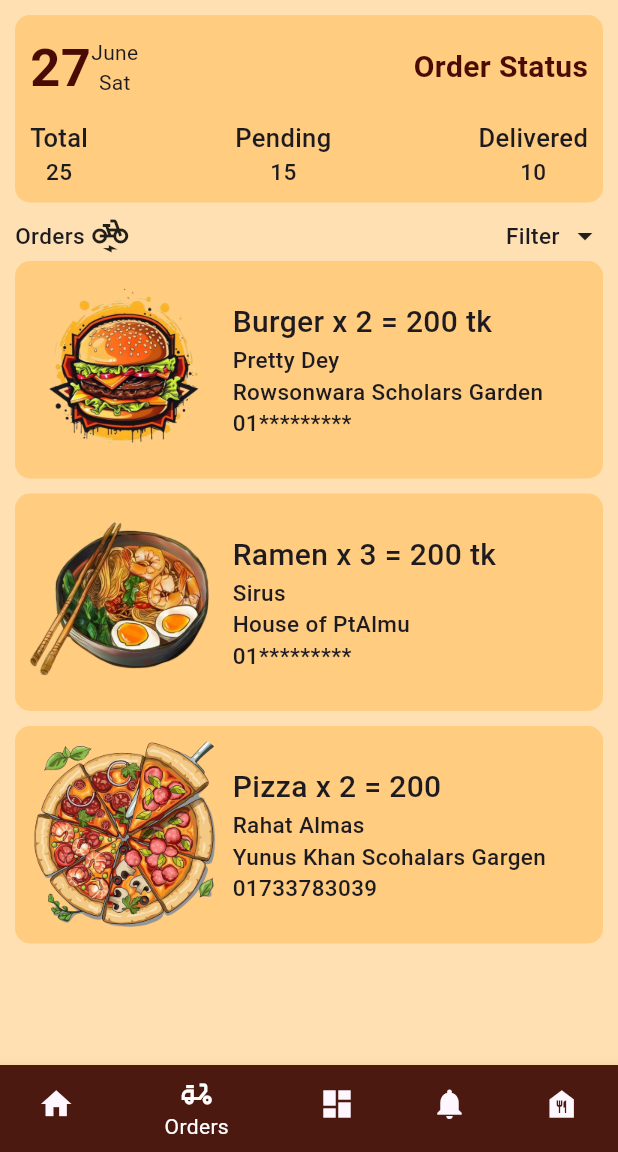
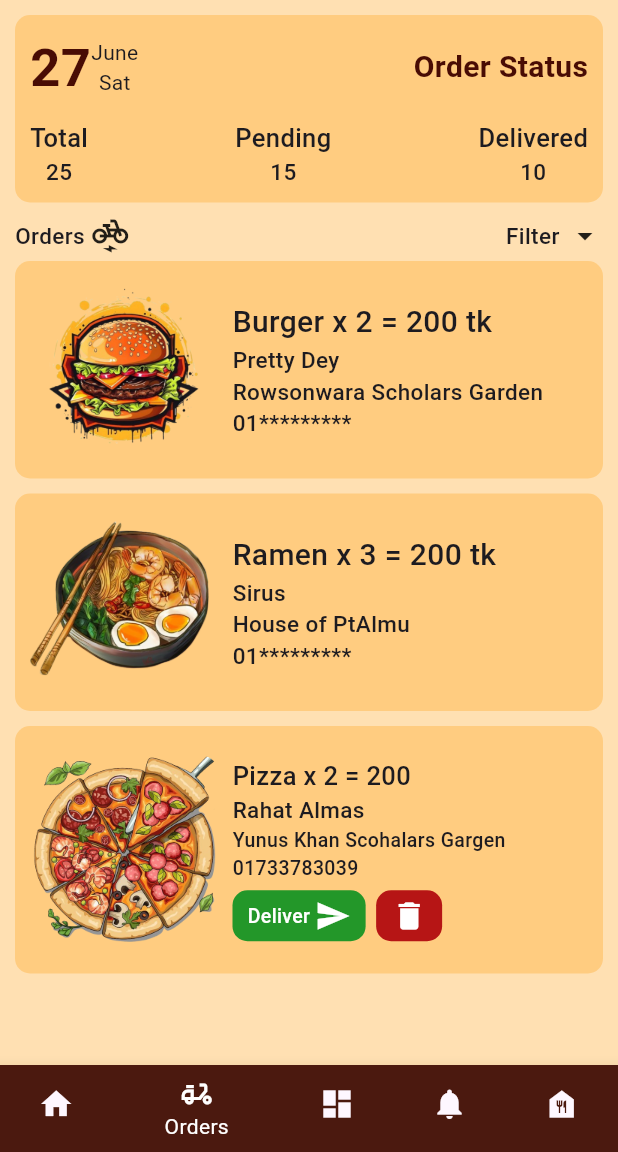
Before and after one commit to rahatalmas/hungerkitchen, a Flutter app: the RootPage screen opened directly, item 2 of the bottom bar chosen, on a phone screen of 412 x 824 dp, the part 84-1236 px from its top. Run offline on Flutter 3.47's test engine with Material 3 defaults, Android fonts, the phone set to English and light mode, and no system bars.

Commit message:
orderpage

```diff
--- a/lib/widgets/orderCard.dart
+++ b/lib/widgets/orderCard.dart
@@ -27,6 +27,8 @@ class _OrderCard extends State<OrderCard> {
   @override
   Widget build(BuildContext context) {
     return Container(
+      width: MediaQuery.of(context).size.width,
+      height: 165,
       padding:const  EdgeInsets.all(10),
       margin: const EdgeInsets.symmetric(horizontal: 10, vertical: 5),
       decoration: BoxDecoration(
@@ -34,6 +36,8 @@ class _OrderCard extends State<OrderCard> {
         borderRadius: BorderRadius.circular(10),
       ),
       child: Row(
+        mainAxisAlignment: MainAxisAlignment.start,
+        crossAxisAlignment: CrossAxisAlignment.center,
         children: [
           ClipRRect(
             borderRadius: BorderRadius.circular(10),
@@ -47,12 +51,13 @@ class _OrderCard extends State<OrderCard> {
           const SizedBox(
             width: 10,
           ),
-          Column(
+          Expanded(child: Column(
             crossAxisAlignment: CrossAxisAlignment.start,
+            mainAxisAlignment: MainAxisAlignment.center,
             children: [
               Text(
                 "${widget.foodName} x ${widget.foodQuantity.toString()} = ${widget.totalPrice.toString()}",
-                style: const TextStyle(fontSize: 20, fontWeight: FontWeight.w500),
+                style: const TextStyle(fontSize: 17, fontWeight: FontWeight.w500),
               ),
               Text(
                 widget.userName,
@@ -60,14 +65,51 @@ class _OrderCard extends State<OrderCard> {
               ),
               Text(
                 widget.userLocation,
-                style: const TextStyle(fontSize: 15, fontWeight: FontWeight.w500),
+                style: const TextStyle(fontSize: 13, fontWeight: FontWeight.w500),
+                maxLines: 2,
               ),
               Text(
                 widget.userContact,
-                style:const TextStyle(fontSize: 15, fontWeight: FontWeight.w500),
+                style:const TextStyle(fontSize: 13, fontWeight: FontWeight.w500),
               ),
+              const SizedBox(height: 5,),
+              Row(children: [
+                    InkWell(
+                    child: Container(
+                      padding:const EdgeInsets.symmetric(vertical: 5,horizontal: 10),
+                      decoration:const BoxDecoration(
+                        color:Color.fromARGB(255, 35, 151, 41),
+                        borderRadius: BorderRadius.all(Radius.circular(10)),
+                      ),
+                      child: const Row(
+                        children: [
+                          Text("Deliver",style:const TextStyle(fontSize: 13, fontWeight: FontWeight.w500,color: Color.fromARGB(255, 255, 255, 255)),),
+                          SizedBox(width: 3,),
+                          Icon(Icons.send,color: Colors.white,)
+                        ],
+                      ),
+                    ),
+                  ),
+                  const SizedBox(width: 7,),
+                  InkWell(
+                    child: Container(
+                      padding: const EdgeInsets.symmetric(vertical: 5,horizontal: 10),
+                      decoration:const BoxDecoration(
+                        color:Color.fromARGB(255, 182, 21, 21),
+                        borderRadius: BorderRadius.all(Radius.circular(10)),
+                      ),
+                      child: const Row(
+                        children: [
+                          //Text("Remove",style:const TextStyle(fontSize: 17, fontWeight: FontWeight.w500,color: Color.fromARGB(255, 255, 255, 255)),),
+                          //SizedBox(width: 3,),
+                          Icon(Icons.delete,color: Colors.white,)
+                        ],
+                      ),
+                    ),
+                  )
+              ],)
             ],
-          )
+          )),
         ],
       ),
     );
--- a/lib/widgets/orderPage.dart
+++ b/lib/widgets/orderPage.dart
@@ -223,7 +223,8 @@ class _OrderPage extends State<OrderPage>{
                  userName: "Rahat Almas",
                  userLocation: "Yunus Khan Scohalars Gargen",
                  userContact: "01733783039"
-              )
+              ),
+
             ],
         )
       );
```
